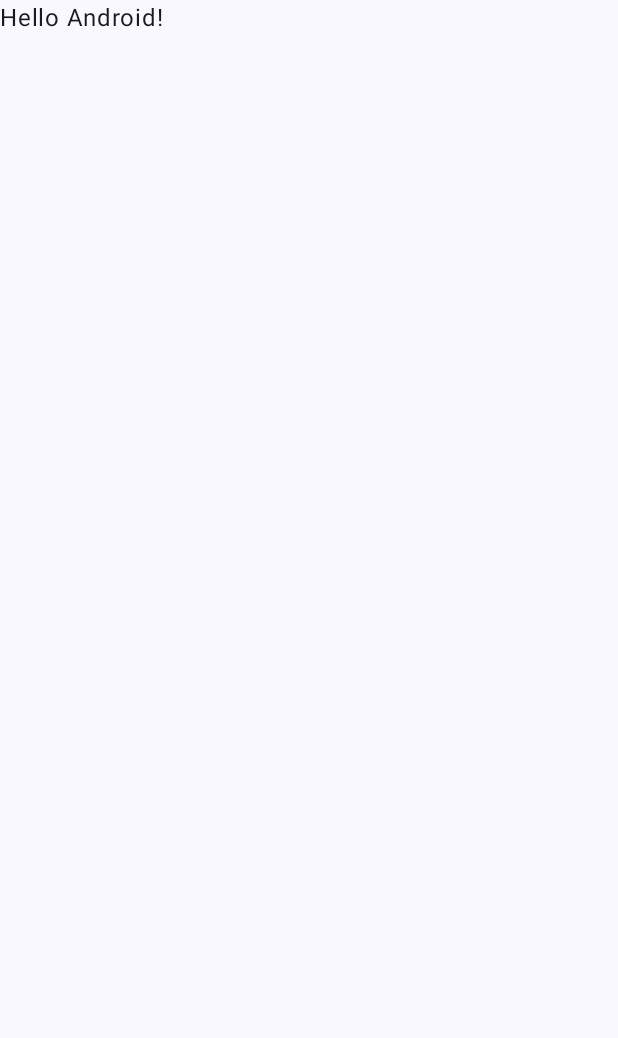
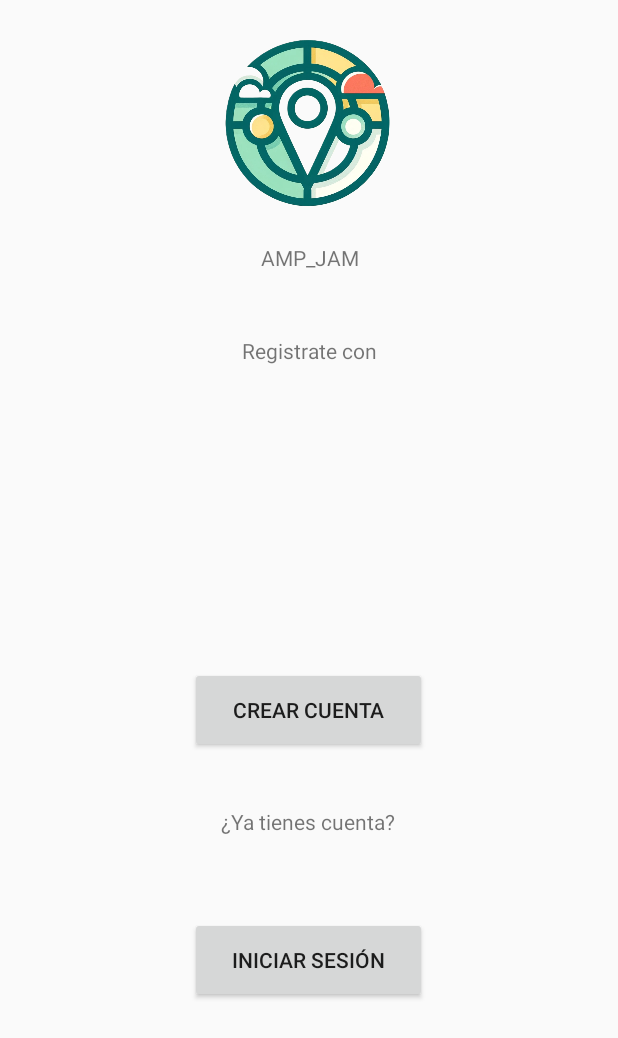
Before and after one commit to MariaGandoy/JAM, an Android app built with Jetpack Compose: the screen it shows after launch (MainActivity), on a phone screen of 412 x 824 dp. Before the commit the part shown is almost empty. Shown: the top 1038 px of the screen. Run offline under Robolectric (Android 15) with nearby library versions, the phone set to English and light mode, and no system bars.

Commit message:
Main activity

```diff
--- a/app/src/main/java/com/example/amp_jam/MainActivity.kt
+++ b/app/src/main/java/com/example/amp_jam/MainActivity.kt
@@ -15,14 +15,7 @@ import com.example.amp_jam.ui.theme.AMP_JAMTheme
 class MainActivity : ComponentActivity() {
     override fun onCreate(savedInstanceState: Bundle?) {
         super.onCreate(savedInstanceState)
-        setContent {
-            AMP_JAMTheme {
-                // A surface container using the 'background' color from the theme
-                Surface(modifier = Modifier.fillMaxSize(), color = MaterialTheme.colorScheme.background) {
-                    Greeting("Android")
-                }
-            }
-        }
+        setContentView(R.layout.main_activity)
     }
 }
 
--- /dev/null
+++ b/app/src/main/res/layout/main_activity.xml
@@ -0,0 +1,87 @@
+<?xml version="1.0" encoding="utf-8"?>
+<androidx.constraintlayout.widget.ConstraintLayout xmlns:android="http://schemas.android.com/apk/res/android"
+    android:layout_width="match_parent"
+    android:layout_height="match_parent"
+    xmlns:app="http://schemas.android.com/apk/res-auto"
+    android:gravity="center">
+
+    <ImageView
+        android:id="@+id/imageView2"
+        android:layout_width="334dp"
+        android:layout_height="162dp"
+        android:alpha="1"
+        android:src="@drawable/logo"
+        app:layout_constraintBottom_toBottomOf="parent"
+        app:layout_constraintEnd_toEndOf="parent"
+        app:layout_constraintHorizontal_bias="0.491"
+        app:layout_constraintStart_toStartOf="parent"
+        app:layout_constraintTop_toTopOf="parent"
+        app:layout_constraintVertical_bias="0.0" />
+
+    <TextView
+        android:id="@+id/textView2"
+        android:layout_width="113dp"
+        android:layout_height="23dp"
+        android:alpha="1"
+        android:text="@string/app_name"
+        android:textAlignment="center"
+        app:layout_constraintBottom_toBottomOf="parent"
+        app:layout_constraintEnd_toEndOf="parent"
+        app:layout_constraintStart_toStartOf="parent"
+        app:layout_constraintTop_toBottomOf="@+id/imageView2"
+        app:layout_constraintVertical_bias="0.0" />
+
+    <TextView
+        android:layout_width="113dp"
+        android:layout_height="23dp"
+        android:alpha="1"
+        android:text="@string/registrate"
+        android:textAlignment="center"
+        app:layout_constraintBottom_toBottomOf="parent"
+        app:layout_constraintEnd_toEndOf="parent"
+        app:layout_constraintStart_toStartOf="parent"
+        app:layout_constraintTop_toBottomOf="@+id/imageView2"
+        app:layout_constraintVertical_bias="0.097" />
+
+    <Button
+        android:id="@+id/button2"
+        android:layout_width="158dp"
+        android:layout_height="57dp"
+        android:alpha="1"
+        android:text="Crear cuenta"
+        android:textAlignment="center"
+        app:layout_constraintBottom_toBottomOf="parent"
+        app:layout_constraintEnd_toEndOf="parent"
+        app:layout_constraintHorizontal_bias="0.498"
+        app:layout_constraintStart_toStartOf="parent"
+        app:layout_constraintTop_toBottomOf="@+id/imageView2"
+        app:layout_constraintVertical_bias="0.468" />
+
+    <TextView
+        android:layout_width="194dp"
+        android:layout_height="26dp"
+        android:alpha="1"
+        android:text="¿Ya tienes cuenta?"
+        android:textAlignment="center"
+        app:layout_constraintBottom_toTopOf="@+id/button3"
+        app:layout_constraintEnd_toEndOf="parent"
+        app:layout_constraintHorizontal_bias="0.497"
+        app:layout_constraintStart_toStartOf="parent"
+        app:layout_constraintTop_toBottomOf="@+id/button2"
+        app:layout_constraintVertical_bias="0.431" />
+
+    <Button
+        android:id="@+id/button3"
+        android:layout_width="158dp"
+        android:layout_height="57dp"
+        android:alpha="1"
+        android:text="Iniciar sesión"
+        android:textAlignment="center"
+        app:layout_constraintBottom_toBottomOf="parent"
+        app:layout_constraintEnd_toEndOf="parent"
+        app:layout_constraintHorizontal_bias="0.498"
+        app:layout_constraintStart_toStartOf="parent"
+        app:layout_constraintTop_toBottomOf="@+id/button2"
+        app:layout_constraintVertical_bias="0.413" />
+
+</androidx.constraintlayout.widget.ConstraintLayout>
--- a/app/src/main/res/values/strings.xml
+++ b/app/src/main/res/values/strings.xml
@@ -1,3 +1,4 @@
 <resources>
     <string name="app_name">AMP_JAM</string>
+    <string name="registrate">Registrate con</string>
 </resources>
```
